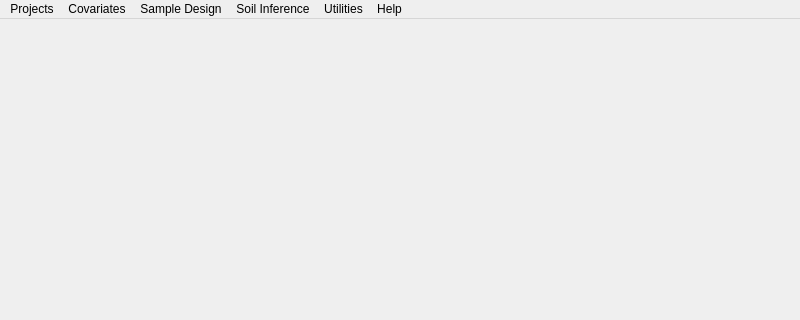
First picture: the form in mainwindow.ui, repository lreis2415/iSoLIM, before the edit; both pictures show x 0 to 800 and y 0 to 320 of the 800 by 600 pixel window.
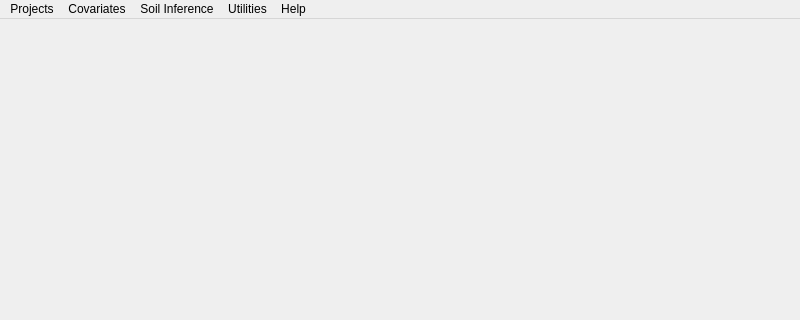
Second picture: the form after the edit.

Commit message: add covariate from menu

What changed in the file:
```diff
--- a/mainwindow.ui
+++ b/mainwindow.ui
@@ -48,11 +48,7 @@
     <property name="title">
      <string>Covariates</string>
     </property>
-   </widget>
-   <widget class="QMenu" name="menuSample_Design">
-    <property name="title">
-     <string>Sample Design</string>
-    </property>
+    <addaction name="actionAdd_Covariates"/>
    </widget>
    <widget class="QMenu" name="menuSoil_Inference">
     <property name="title">
@@ -73,7 +69,6 @@
    </widget>
    <addaction name="menuProjects"/>
    <addaction name="menuCovariates"/>
-   <addaction name="menuSample_Design"/>
    <addaction name="menuSoil_Inference"/>
    <addaction name="menuUtilities"/>
    <addaction name="menuHelp"/>
```
Left out of the diff: 10 changed lines with no effect on the pictures. The commit also changes 6 other files.
